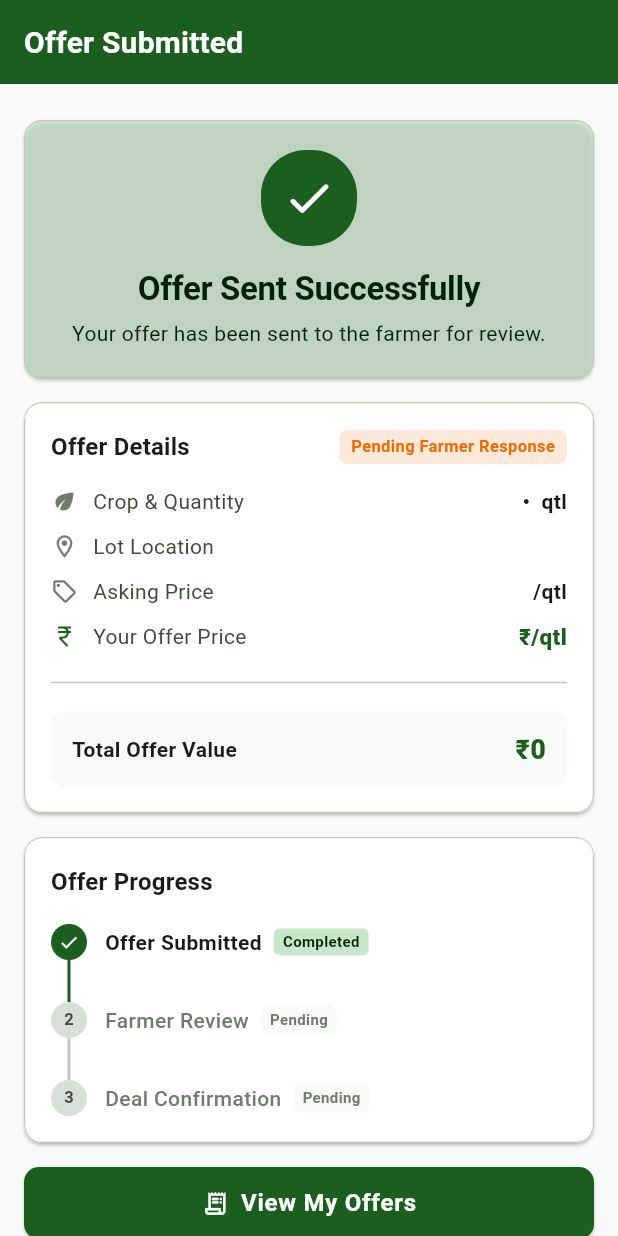
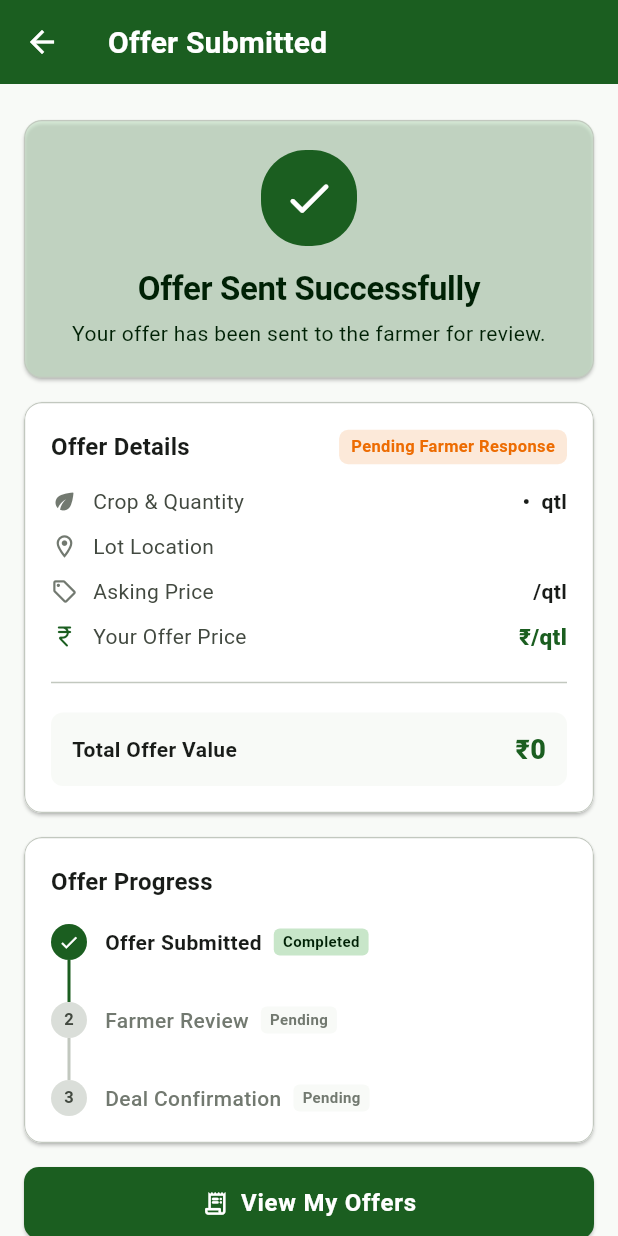
Before and after one commit to AadityaDixit444/KisanSetu, a Flutter app: the OfferSubmittedScreen screen opened directly with empty values, on a phone screen of 412 x 824 dp. Run offline on Flutter 3.47's test engine with Material 3 defaults, Android fonts, the phone set to English and light mode, and no system bars.

Commit message:
KISANSETU FINALISED FRONTEND

```diff
--- a/lib/screens/buyer/offer_submitted_screen.dart
+++ b/lib/screens/buyer/offer_submitted_screen.dart
@@ -57,7 +57,10 @@ class OfferSubmittedScreen extends StatelessWidget {
     return Scaffold(
       appBar: AppBar(
         title: const Text('Offer Submitted'),
-        automaticallyImplyLeading: false,
+        leading: IconButton(
+          icon: const Icon(Icons.arrow_back),
+          onPressed: () => Navigator.pop(context),
+        ),
       ),
       body: SafeArea(
         child: ListView(
```
